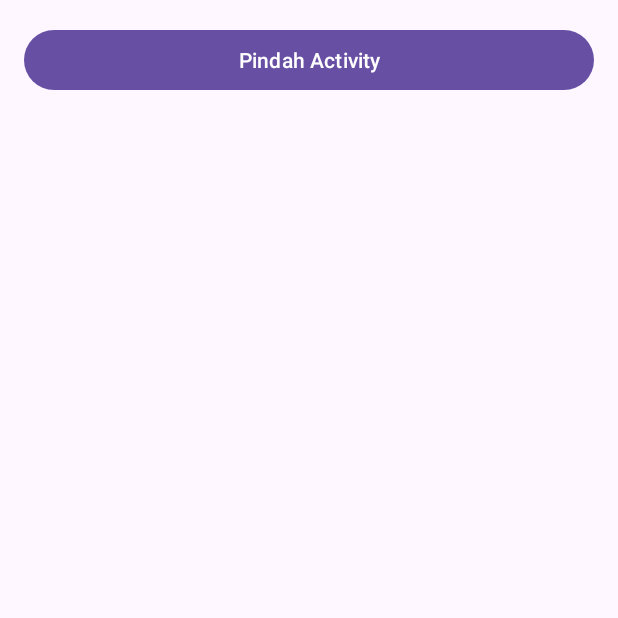
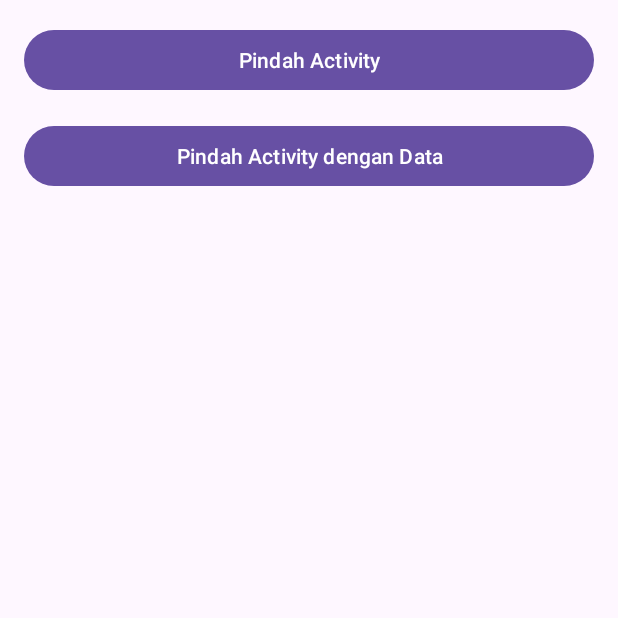
Before and after one commit to eeryyy282/Belajar-Android-Mandiri, an Android app: the screen it shows after launch (MainActivity), on a phone screen of 412 x 824 dp, the top half of it. Run offline under Robolectric (Android 15) with nearby library versions, the phone set to English and light mode, and no system bars.

Commit message:
menambahkan activity move with data

```diff
--- a/LatihanIntent/app/src/main/AndroidManifest.xml
+++ b/LatihanIntent/app/src/main/AndroidManifest.xml
@@ -13,6 +13,9 @@
         android:theme="@style/Theme.LatihanIntent"
         tools:targetApi="31">
         <activity
+            android:name=".MoveWithDataActivity"
+            android:exported="false" />
+        <activity
             android:name=".MoveActivity"
             android:exported="false" />
         <activity
--- a/LatihanIntent/app/src/main/java/com/example/latihanintent/MainActivity.kt
+++ b/LatihanIntent/app/src/main/java/com/example/latihanintent/MainActivity.kt
@@ -13,6 +13,9 @@ class MainActivity : AppCompatActivity(), View.OnClickListener {
 
         val btnMoveActivity: Button = findViewById(R.id.btn_move_activity)
         btnMoveActivity.setOnClickListener(this)
+
+        val btnMoveWithData: Button = findViewById(R.id.btn_move_with_data)
+        btnMoveWithData.setOnClickListener(this)
     }
 
     override fun onClick (v: View?) {
@@ -21,6 +24,12 @@ class MainActivity : AppCompatActivity(), View.OnClickListener {
                 val moveIntent = Intent(this@MainActivity, MoveActivity::class.java)
                 startActivity(moveIntent)
             }
+            R.id.btn_move_with_data -> {
+                val moveWithDataIntent = Intent(this@MainActivity, MoveWithDataActivity::class.java)
+                moveWithDataIntent.putExtra(MoveWithDataActivity.EXTRA_NAME, "Android Nih Boy")
+                moveWithDataIntent.putExtra(MoveWithDataActivity.EXTRA_AGE, 5)
+                startActivity(moveWithDataIntent)
+            }
         }
     }
 
--- a/LatihanIntent/app/src/main/res/layout/activity_main.xml
+++ b/LatihanIntent/app/src/main/res/layout/activity_main.xml
@@ -14,4 +14,11 @@
         android:layout_marginBottom="16dp"
         android:text="@string/move_activity"/>
 
+    <Button
+        android:layout_width="match_parent"
+        android:layout_height="wrap_content"
+        android:id="@+id/btn_move_with_data"
+        android:text="@string/move_with_data"
+        android:layout_marginBottom="16dp"
+        />
 </LinearLayout>
--- a/LatihanIntent/app/src/main/res/values/strings.xml
+++ b/LatihanIntent/app/src/main/res/values/strings.xml
@@ -13,7 +13,7 @@
     <string name="_200">200</string>
     <string name="_250">250</string>
     <string name="choose">Pilih</string>
-    <string name="date_received">Data Diterima</string>
+    <string name="data_received">Data Diterima</string>
     <string name="object_received">Object Diterima</string>
     <string name="this_is_moveactivity">Ini MoveActivity</string>
 </resources>
```
Also changed, not shown: LatihanIntent/app/src/main/java/com/example/latihanintent/MoveWithDataActivity.kt (added, +25 -0 lines), LatihanIntent/app/src/main/res/layout/activity_move_with_data.xml (added, +17 -0 lines).
